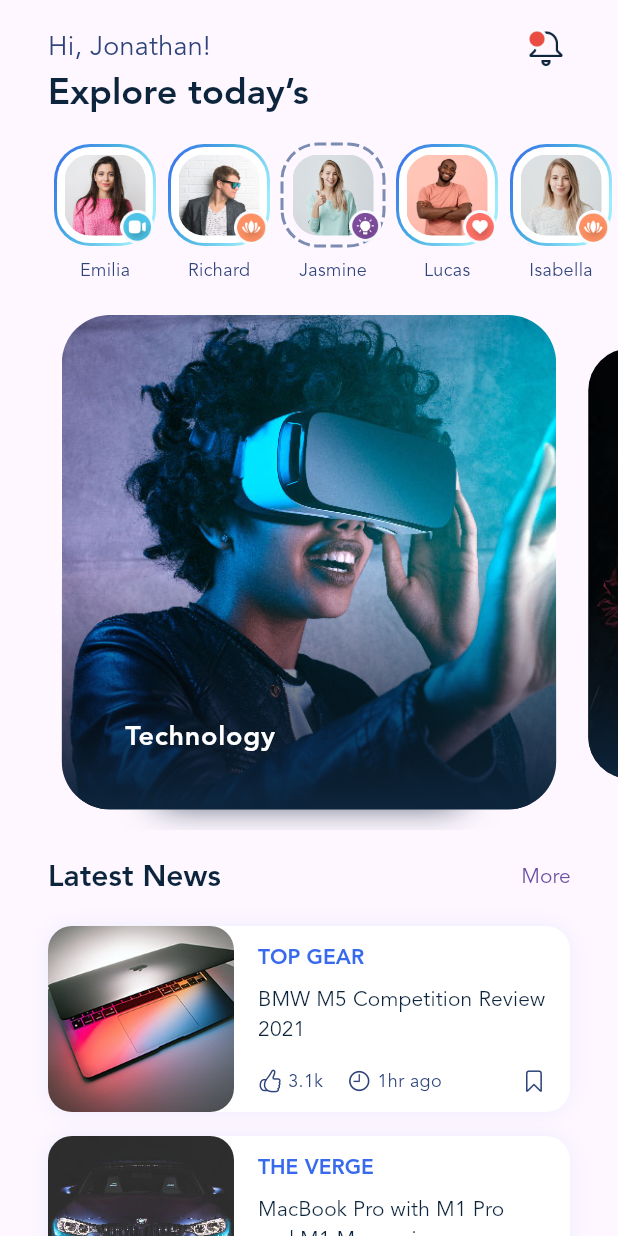
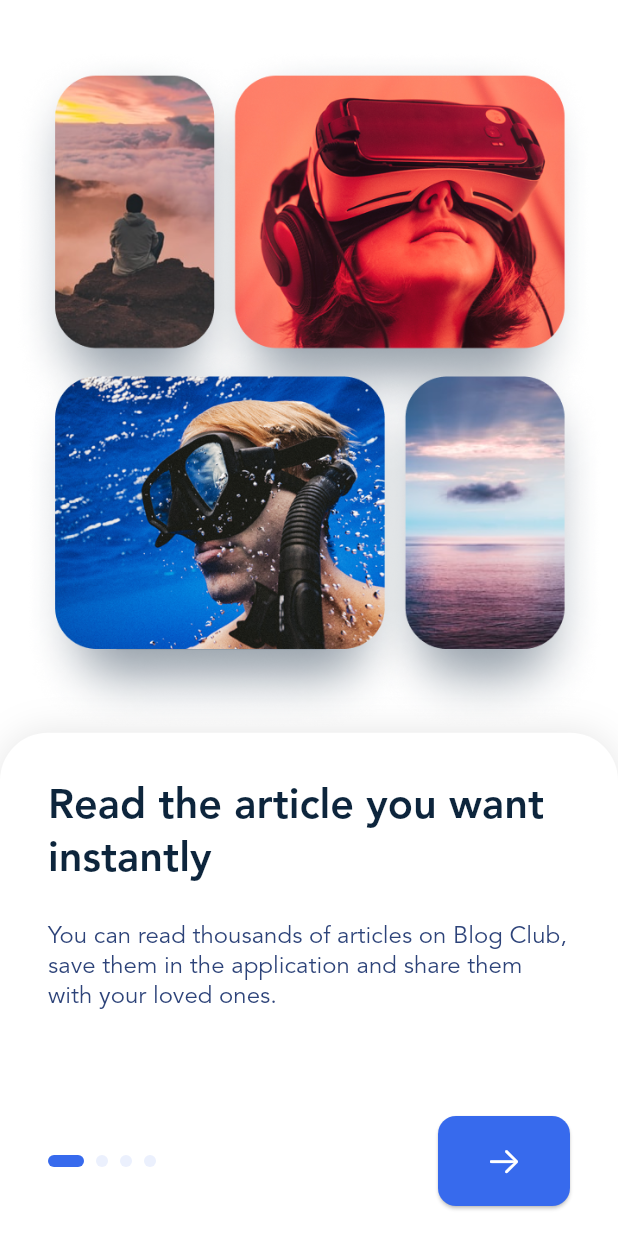
Before and after one commit to AmirhosseinHY/blog-club-app, a Flutter app: the screen it shows after launch, on a phone screen of 412 x 824 dp. Run offline on Flutter 3.47's test engine with Material 3 defaults, Android fonts, the light colour scheme and no system bars; drawn by our look-alikes of carousel_slider, dotted_border, smooth_page_indicator; our stand-ins replace flutter_svg, vector_graphics.

Commit message:
eighth session

```diff
--- a/lib/data.dart
+++ b/lib/data.dart
@@ -5,12 +5,13 @@ class StoryData {
   final String iconFileName;
   final bool isViewed;
 
-  StoryData(
-      {required this.id,
+  StoryData({
+    required this.id,
     required this.name,
     required this.imageFileName,
     required this.iconFileName,
-      required this.isViewed});
+    required this.isViewed,
+  });
 }
 
 class Category {
@@ -18,8 +19,11 @@ class Category {
   final String title;
   final String imageFileName;
 
-  Category(
-      {required this.id, required this.title, required this.imageFileName});
+  Category({
+    required this.id,
+    required this.title,
+    required this.imageFileName,
+  });
 }
 
 class PostData {
@@ -31,14 +35,22 @@ class PostData {
   final bool isBookmarked;
   final String imageFileName;
 
-  PostData(
-      {required this.id,
+  PostData({
+    required this.id,
     required this.caption,
     required this.title,
     required this.likes,
     required this.time,
     required this.isBookmarked,
-      required this.imageFileName});
+    required this.imageFileName,
+  });
+}
+
+class OnBoardingItem {
+  final String title;
+  final String description;
+
+  OnBoardingItem({required this.title, required this.description});
 }
 
 class AppDatabase {
@@ -49,49 +61,57 @@ class AppDatabase {
         name: 'Emilia',
         imageFileName: 'story_9.jpg',
         iconFileName: 'category_1.png',
-          isViewed: false),
+        isViewed: false,
+      ),
       StoryData(
         id: 1002,
         name: 'Richard',
         imageFileName: 'story_10.jpg',
         iconFileName: 'category_2.png',
-          isViewed: false),
+        isViewed: false,
+      ),
       StoryData(
         id: 1003,
         name: 'Jasmine',
         imageFileName: 'story_1.jpg',
         iconFileName: 'category_3.png',
-          isViewed: true),
+        isViewed: true,
+      ),
       StoryData(
         id: 1004,
         name: 'Lucas',
         imageFileName: 'story_3.jpg',
         iconFileName: 'category_4.png',
-          isViewed: false),
+        isViewed: false,
+      ),
       StoryData(
         id: 1005,
         name: 'Isabella',
         imageFileName: 'story_4.jpg',
         iconFileName: 'category_2.png',
-          isViewed: false),
+        isViewed: false,
+      ),
       StoryData(
         id: 1006,
         name: 'Olivia',
         imageFileName: 'story_6.jpg',
         iconFileName: 'category_1.png',
-          isViewed: false),
+        isViewed: false,
+      ),
       StoryData(
         id: 1007,
         name: 'Amelia',
         imageFileName: 'story_7.jpg',
         iconFileName: 'category_4.png',
-          isViewed: false),
+        isViewed: false,
+      ),
       StoryData(
         id: 1008,
         name: 'Grace',
         imageFileName: 'story_2.jpg',
         iconFileName: 'category_3.png',
-          isViewed: false),
+        isViewed: false,
+      ),
     ];
   }
 
@@ -99,9 +119,17 @@ class AppDatabase {
     return [
       Category(id: 101, title: 'Technology', imageFileName: 'large_post_1.jpg'),
       Category(id: 102, title: 'Cinema', imageFileName: 'large_post_2.jpg'),
-      Category(id: 103, title: 'Transportation', imageFileName: 'large_post_3.jpg'),
+      Category(
+        id: 103,
+        title: 'Transportation',
+        imageFileName: 'large_post_3.jpg',
+      ),
       Category(id: 104, title: 'Adventure', imageFileName: 'large_post_4.jpg'),
-      Category(id: 105, title: 'Artificial Intelligence', imageFileName: 'large_post_5.jpg'),
+      Category(
+        id: 105,
+        title: 'Artificial Intelligence',
+        imageFileName: 'large_post_5.jpg',
+      ),
       Category(id: 106, title: 'Economy', imageFileName: 'large_post_6.jpg'),
     ];
   }
@@ -115,7 +143,8 @@ class AppDatabase {
         isBookmarked: false,
         likes: '3.1k',
         time: '1hr ago',
-          imageFileName: 'small_post_1.jpg'),
+        imageFileName: 'small_post_1.jpg',
+      ),
       PostData(
         id: 0,
         title: 'MacBook Pro with M1 Pro and M1 Max review',
@@ -123,7 +152,8 @@ class AppDatabase {
         isBookmarked: false,
         likes: '1.2k',
         time: '2hr ago',
-          imageFileName: 'small_post_2.jpg'),
+        imageFileName: 'small_post_2.jpg',
+      ),
       PostData(
         id: 2,
         title: 'Step design sprint for UX beginner',
@@ -131,7 +161,22 @@ class AppDatabase {
         isBookmarked: true,
         likes: '2k',
         time: '41hr ago',
-          imageFileName: 'small_post_3.jpg'),
+        imageFileName: 'small_post_3.jpg',
+      ),
     ];
   }
+
+  static List<OnBoardingItem> get onBoardingItems {
+    List<OnBoardingItem> items = [];
+    for (int i = 0; i < 4; i++) {
+      items.add(
+        OnBoardingItem(
+          title: 'Read the article you want instantly',
+          description:
+              'You can read thousands of articles on Blog Club, save them in the application and share them with your loved ones.',
+        ),
+      );
     }
+    return items;
+  }
+}
--- a/lib/main.dart
+++ b/lib/main.dart
@@ -9,6 +9,7 @@ void main() {
 
 class MyApp extends StatelessWidget {
   const MyApp({super.key});
+
   // This widget is the root of your application.
   @override
   Widget build(BuildContext context) {
@@ -17,6 +18,12 @@ class MyApp extends StatelessWidget {
     final primaryColor = Color(0xff376AED);
     return MaterialApp(
       theme: ThemeData(
+        colorScheme: ColorScheme.light(
+          primary: primaryColor,
+          onPrimary: Colors.white,
+          surface: Colors.white,
+          onSurface: primaryTextColor,
+        ),
         textButtonTheme: TextButtonThemeData(
           style: ButtonStyle(
             textStyle: WidgetStateProperty.all(
@@ -77,6 +84,12 @@ class MyApp extends StatelessWidget {
             fontSize: 10,
             color: Color(0xff7B8BB2),
           ),
+          displaySmall: TextStyle(
+            fontFamily: FontFamily.avenir,
+            fontWeight: FontWeight.w200,
+            fontSize: 16,
+            color: secondaryTextColor,
+          ),
         ),
       ),
       // home: Stack(
@@ -89,8 +102,6 @@ class MyApp extends StatelessWidget {
     );
   }
 }
-
-
 
 class _BottomNavigation extends StatelessWidget {
   @override
--- /dev/null
+++ b/lib/onboarding.dart
@@ -0,0 +1,159 @@
+import 'package:blogclub/data.dart';
+import 'package:blogclub/gen/assets.gen.dart';
+import 'package:blogclub/home.dart';
+import 'package:flutter/cupertino.dart';
+import 'package:flutter/material.dart';
+import 'package:smooth_page_indicator/smooth_page_indicator.dart';
+
+class OnBoardingScreen extends StatefulWidget {
+  const OnBoardingScreen({super.key});
+
+  @override
+  State<OnBoardingScreen> createState() => _OnBoardingScreenState();
+}
+
+class _OnBoardingScreenState extends State<OnBoardingScreen> {
+  final PageController _pageController = PageController();
+  final items = AppDatabase.onBoardingItems;
+  int page = 0;
+
+  @override
+  void initState() {
+    _pageController.addListener(() {
+      if (_pageController.page!.round() != page) {
+        setState(() {
+          page = _pageController.page!.round();
+        });
+      }
+    });
+    super.initState();
+  }
+
+  @override
+  Widget build(BuildContext context) {
+    ThemeData themeData = Theme.of(context);
+    return Scaffold(
+      body: Column(
+        mainAxisAlignment: MainAxisAlignment.spaceBetween,
+        children: [
+          SafeArea(
+            child: Padding(
+              padding: EdgeInsets.fromLTRB(8, 32, 8, 0),
+              child: Assets.img.background.onboarding.image(),
+            ),
+          ),
+          Expanded(
+            child: Container(
+              decoration: BoxDecoration(
+                color: themeData.colorScheme.surface,
+                boxShadow: [
+                  BoxShadow(color: Colors.black.withAlpha(26), blurRadius: 20),
+                ],
+                borderRadius: BorderRadius.only(
+                  topLeft: Radius.circular(32),
+                  topRight: Radius.circular(32),
+                ),
+              ),
+              child: Column(
+                children: [
+                  Expanded(
+                    child: PageView.builder(
+                      physics: BouncingScrollPhysics(),
+                      controller: _pageController,
+                      itemCount: items.length,
+                      itemBuilder: (context, index) {
+                        final item = items[index];
+                        return Padding(
+                          padding: EdgeInsets.fromLTRB(32, 32, 32, 0),
+                          child: Column(
+                            crossAxisAlignment: CrossAxisAlignment.start,
+                            children: [
+                              Text(
+                                item.title,
+                                style: themeData.textTheme.titleLarge!.apply(
+                                  fontSizeFactor: 1.15,
+                                ),
+                              ),
+                              SizedBox(height: 24),
+                              Text(
+                                item.description,
+                                style: themeData.textTheme.displaySmall,
+                              ),
+                            ],
+                          ),
+                        );
+                      },
+                    ),
+                  ),
+                  Container(
+                    height: 80,
+                    padding: EdgeInsets.fromLTRB(32, 0, 32, 0),
+                    child: Align(
+                      alignment: Alignment.topCenter,
+                      child: Row(
+                        mainAxisAlignment: MainAxisAlignment.spaceBetween,
+                        children: [
+                          SmoothPageIndicator(
+                            effect: ExpandingDotsEffect(
+                              dotHeight: 8,
+                              dotWidth: 8,
+                              activeDotColor: themeData.colorScheme.primary,
+                              dotColor: themeData.colorScheme.primary.withAlpha(
+                                26,
+                              ),
+                            ),
+                            controller: _pageController,
+                            count: items.length,
+                          ),
+                          ElevatedButton(
+                            onPressed: () {
+                              if (page == items.length - 1) {
+                                Navigator.of(context).pushReplacement(
+                                  MaterialPageRoute(
+                                    builder: (context) => HomeScreen(),
+                                  ),
+                                );
+                              } else {
+                                _pageController.animateToPage(
+                                  page + 1,
+                                  duration: Duration(milliseconds: 500),
+                                  curve: Curves.decelerate,
+                                );
+                              }
+                            },
+                            style: ButtonStyle(
+                              backgroundColor: WidgetStateProperty.all(
+                                themeData.colorScheme.primary,
+                              ),
+                              foregroundColor: WidgetStateProperty.all(
+                                themeData.colorScheme.surface,
+                              ),
+                              minimumSize: WidgetStateProperty.all(
+                                Size(88, 60),
+                              ),
+                              shape: WidgetStateProperty.all(
+                                RoundedRectangleBorder(
+                                  borderRadius: BorderRadius.circular(12),
+                                ),
+                              ),
+                            ),
+                            child: Icon(
+                              page == items.length - 1
+                                  ? CupertinoIcons.check_mark
+                                  : CupertinoIcons.arrow_right,
+                              size: 24,
+                            ),
+                          ),
+                        ],
+                      ),
+                    ),
+                  ),
+                ],
+              ),
+            ),
+          ),
+        ],
+      ),
+    );
+  }
+}
--- a/lib/splash.dart
+++ b/lib/splash.dart
@@ -1,5 +1,5 @@
 import 'package:blogclub/gen/assets.gen.dart';
-import 'package:blogclub/home.dart';
+import 'package:blogclub/onboarding.dart';
 import 'package:flutter/material.dart';
 
 class SplashScreen extends StatefulWidget {
@@ -13,9 +13,9 @@ class _SplashScreenState extends State<SplashScreen> {
   @override
   void initState() {
     Future.delayed(Duration(seconds: 2)).then((value) {
-      Navigator.of(
-        context,
-      ).pushReplacement(MaterialPageRoute(builder: (context) => HomeScreen()));
+      Navigator.of(context).pushReplacement(
+        MaterialPageRoute(builder: (context) => OnBoardingScreen()),
+      );
     });
     super.initState();
   }
--- a/pubspec.yaml
+++ b/pubspec.yaml
@@ -37,6 +37,7 @@ dependencies:
   dotted_border: ^3.1.0
   carousel_slider: ^5.1.1
   flutter_svg: ^2.0.13
+  smooth_page_indicator: ^1.2.1
 
 dev_dependencies:
   flutter_test:
```
Also changed, not shown: lib/home.dart (line endings or trailing spaces), pubspec.lock. Lines whose indentation alone changed are shown as unchanged.
